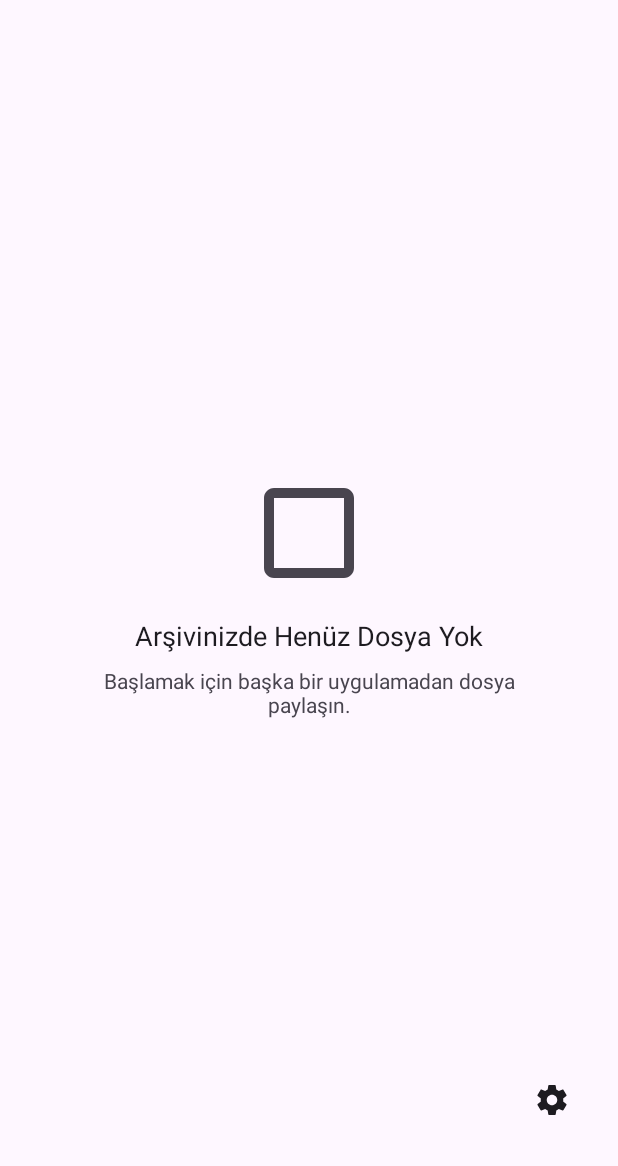
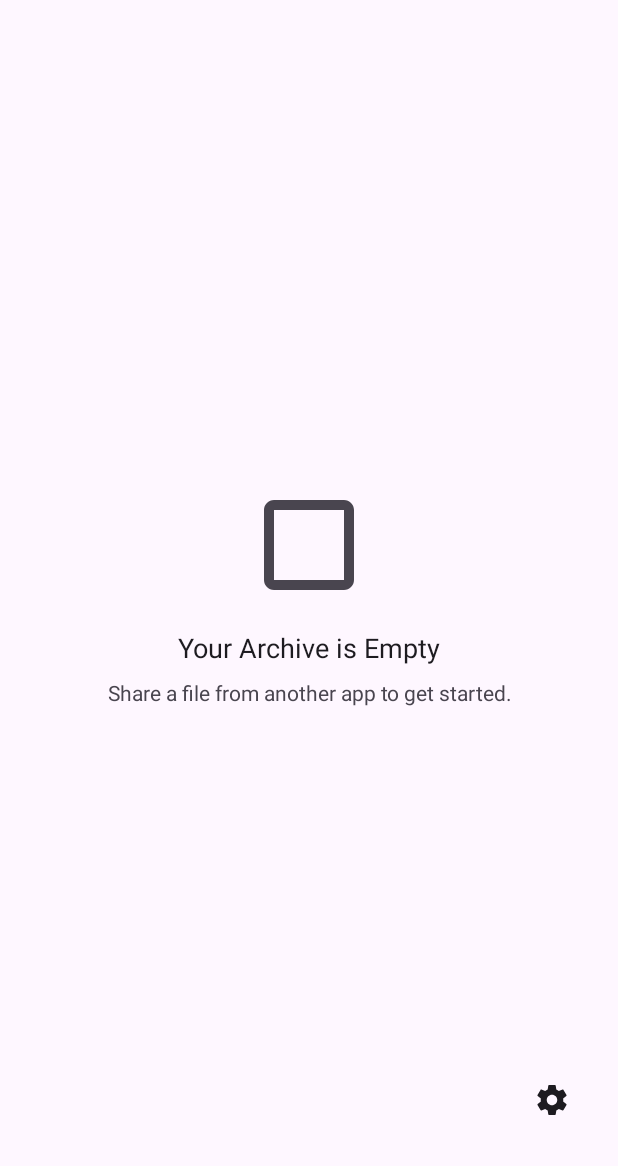
Before and after one commit to bakituncher/SmartArchive, an Android app: the screen it shows after launch (MainActivity), on a phone screen of 412 x 824 dp, the part 70-1236 px from its top. Run offline under Robolectric (Android 15) with nearby library versions, the phone set to English and light mode, and no system bars.

Commit message:
birçok düzeltme yapıldı

```diff
--- a/app/src/main/AndroidManifest.xml
+++ b/app/src/main/AndroidManifest.xml
@@ -14,7 +14,7 @@
         android:roundIcon="@mipmap/ic_launcher_round"
         android:supportsRtl="true"
         android:theme="@style/Theme.CepArsivi"
-        tools:targetApi="31">
+        tools:targetApi="34">
 
         <activity
             android:name=".MainActivity"
--- /dev/null
+++ b/app/src/main/res/values/plurals.xml
@@ -0,0 +1,11 @@
+<?xml version="1.0" encoding="utf-8"?>
+<resources>
+    <plurals name="items_selected">
+        <item quantity="one">%d item selected</item>
+        <item quantity="other">%d items selected</item>
+    </plurals>
+    <plurals name="delete_confirmation_title">
+        <item quantity="one">Delete %d File</item>
+        <item quantity="other">Delete %d Files</item>
+    </plurals>
+</resources>
--- a/app/src/main/res/values/strings.xml
+++ b/app/src/main/res/values/strings.xml
@@ -1,24 +1,60 @@
 <resources>
     <string name="app_name">Smart Archive</string>
 
-    <string name="details_category">Kategori: %1$s</string>
-    <string name="details_date">Tarih: %1$s</string>
-    <string name="details_size">Boyut: %1$s</string>
-    <string name="action_share">Paylaş</string>
-    <string name="action_delete">Sil</string>
+    <string name="details_category">Category: %1$s</string>
+    <string name="details_date">Date: %1$s</string>
+    <string name="details_size">Size: %1$s</string>
+    <string name="action_share">Share</string>
+    <string name="action_delete">Delete</string>
 
-    <string name="menu_title_toggle_view">Görünümü Değiştir</string>
-    <string name="menu_title_sort">Sırala</string>
-    <string name="menu_title_search">Ara</string>
+    <string name="menu_title_toggle_view">Toggle View</string>
+    <string name="menu_title_sort">Sort</string>
+    <string name="menu_title_search">Search</string>
 
-    <string name="menu_title_details">Detay</string>
+    <string name="menu_title_details">Details</string>
 
-    <string name="empty_view_title">Arşivinizde Henüz Dosya Yok</string>
-    <string name="empty_view_subtitle">Başlamak için başka bir uygulamadan dosya paylaşın.</string>
-    <string name="empty_view_icon_content_description">Boş Arşiv İkonu</string>
+    <string name="empty_view_title">Your Archive is Empty</string>
+    <string name="empty_view_subtitle">Share a file from another app to get started.</string>
+    <string name="empty_view_icon_content_description">Empty Archive Icon</string>
 
-    <string name="file_preview_content_description">Dosya önizlemesi</string>
-    <string name="Ayarlar">Ayarlar</string>
-    <string name="dosya_tipi_konu">Dosya Tipi İkonu</string>
+    <string name="file_preview_content_description">File preview</string>
+    <string name="Ayarlar">Settings</string>
+    <string name="dosya_tipi_konu">File Type Icon</string>
 
+    <string name="sort_dialog_title">Sort by</string>
+    <string name="sort_date_desc">Date (Newest to Oldest)</string>
+    <string name="sort_name_asc">Name (A-Z)</string>
+    <string name="sort_name_desc">Name (Z-A)</string>
+    <string name="sort_size_asc">Size (Smallest to Largest)</string>
+    <string name="sort_size_desc">Size (Largest to Smallest)</string>
+    <string name="cancel">Cancel</string>
+    <string name="yes_delete">Yes, Delete</string>
+    <string name="delete_confirmation_message">Are you sure you want to permanently delete the selected files?</string>
+    <string name="error_file_not_found">Error: File not found.</string>
+    <string name="error_no_app_to_open">No application found to open this file type.</string>
+    <string name="files_shared_not_found">No files found to share.</string>
+    <string name="error_no_app_for_action">No application found to perform this action.</string>
+    <string name="files_deleted_toast">%1$d files deleted.</string>
+    <string name="file_deleted_toast">1 file deleted.</string>
+    <string name="give_file_a_name">Give the file a name</string>
+    <string name="save">Save</string>
+    <string name="file_not_received">File could not be received.</string>
+    <string name="file_saved_as">Saved as \'%1$s\'!</string>
+    <string name="error_file_not_saved">Error: File could not be saved.</string>
+    <string name="error_invalid_name">Please enter a valid name.</string>
+    <string name="app_theme">App Theme</string>
+    <string name="theme_light">Light</string>
+    <string name="theme_dark">Dark</string>
+    <string name="theme_system">System Default</string>
+
+    <string name="file_already_exists">File Already Exists</string>
+    <string name="overwrite_confirmation">A file named \'%1$s\' already exists. Do you want to replace it?</string>
+    <string name="replace">Replace</string>
+
+    <string name="category_office">Office Files</string>
+    <string name="category_images">Image Files</string>
+    <string name="category_videos">Video Files</string>
+    <string name="category_audio">Audio Files</string>
+    <string name="category_archives">Archive Files</string>
+    <string name="category_other">Other Files</string>
 </resources>
```
Also changed, not shown: app/build.gradle.kts (+15 -20 lines), app/src/main/java/com/example/ceparsivi/ArchivedFile.kt (+8 -4 lines), app/src/main/java/com/example/ceparsivi/ArchivedFileAdapter.kt (+86 -51 lines), app/src/main/java/com/example/ceparsivi/FileDetailsBottomSheet.kt (+2 -5 lines), app/src/main/java/com/example/ceparsivi/MainActivity.kt (+71 -55 lines), app/src/main/java/com/example/ceparsivi/SaveFileActivity.kt (+7 -20 lines), app/src/main/java/com/example/ceparsivi/SettingsActivity.kt (+9 -8 lines), gradle/libs.versions.toml (+19 -9 lines), build.gradle.kts (line endings or trailing spaces), 2 other files.
